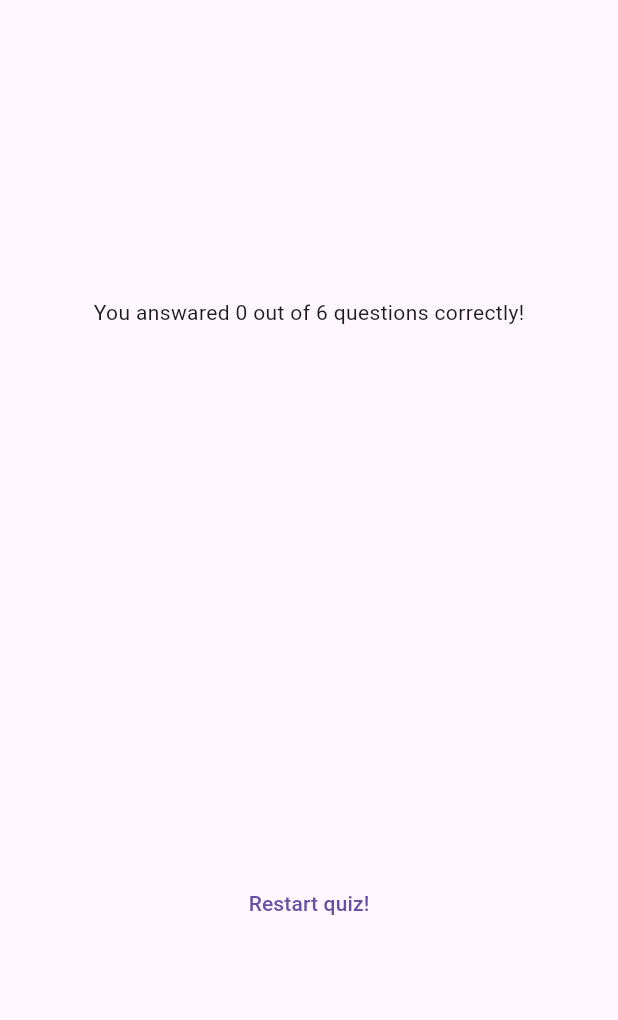
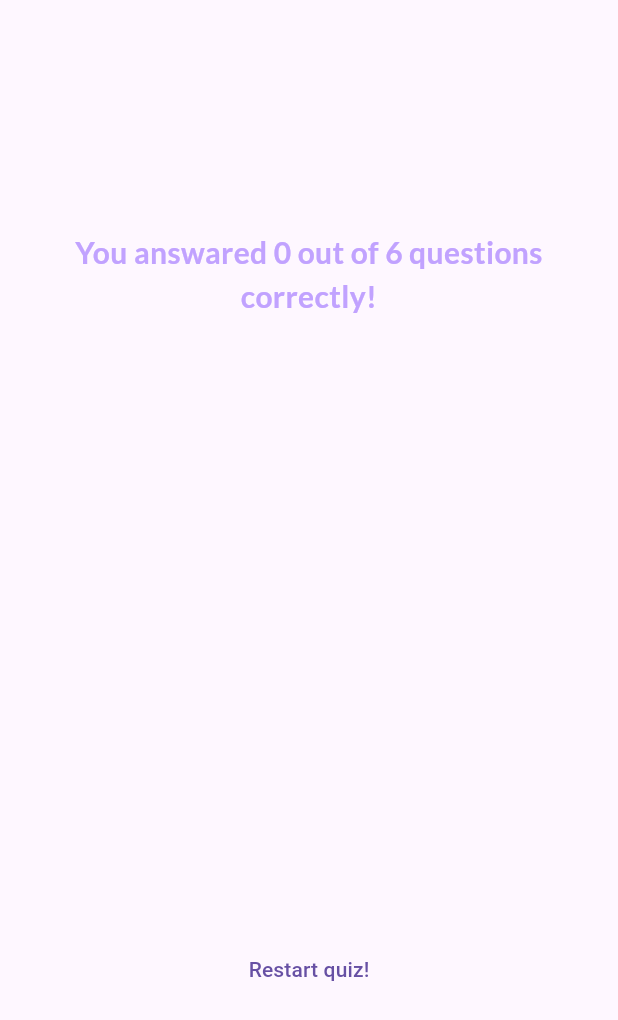
Before and after one commit to Roberto-Larivera/adv_basics-flutter, a Flutter app: the ResultsScreen widget shown alone on an empty page, opened directly with empty values, on a phone screen of 412 x 824 dp. Shown: the top 1020 px of the screen. Run offline on Flutter 3.47's test engine with Material 3 defaults, Android fonts, the phone set to English and light mode, and no system bars; our stand-ins replace google_fonts.

Commit message:
Update UI with Google Fonts

```diff
--- a/lib/results_screen.dart
+++ b/lib/results_screen.dart
@@ -2,6 +2,7 @@ import 'package:flutter/material.dart';
 
 import 'package:adv_basics/data/questions.dart';
 import 'package:adv_basics/questions_summary.dart';
+import 'package:google_fonts/google_fonts.dart';
 
 class ResultsScreen extends StatelessWidget {
   const ResultsScreen({
@@ -82,7 +83,16 @@ class ResultsScreen extends StatelessWidget {
         child: Column(
           mainAxisAlignment: MainAxisAlignment.center,
           children: [
-            Text(title),
+            Text(
+              title,
+              style: GoogleFonts.lato(
+                fontSize: 20,
+                fontWeight: FontWeight.bold,
+                color: const Color.fromARGB(255, 193, 162, 255),
+              ),
+              textAlign: TextAlign.center,
+            ),
+            // Text(title),
             const SizedBox(
               height: 30,
             ),
```
Also changed, not shown: lib/questions_summary.dart (+49 -11 lines).
